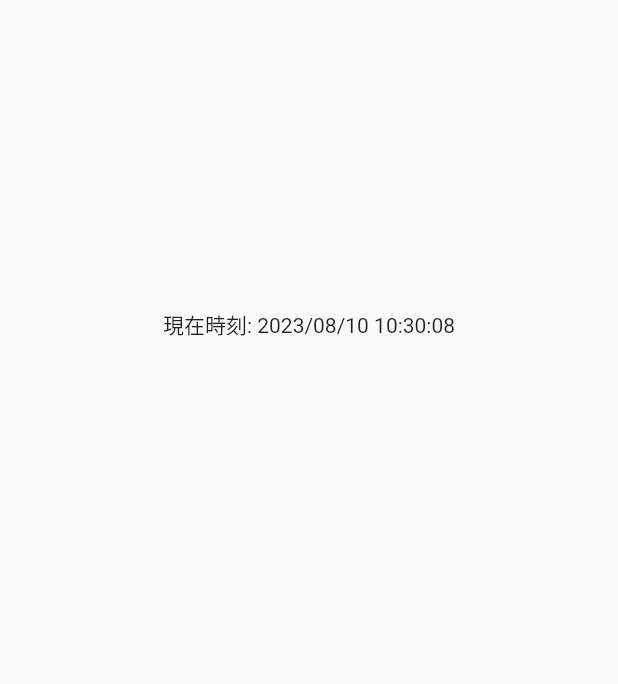
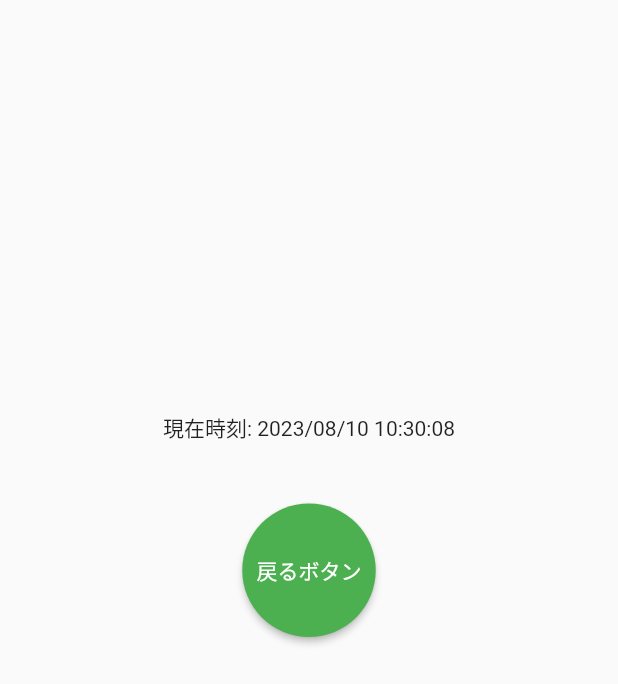
Before and after one commit to sakurakotubaki/FlutterDI, a Flutter app: the SecondScreen screen opened by its route, on a phone screen of 412 x 824 dp. Shown: the top 684 px of the screen. Run offline on Flutter 3.47's test engine with Material 2 defaults, Android fonts, the phone set to English and light mode, and no system bars; our stand-ins replace flutter_riverpod, go_router.

```diff
--- a/lib/screen/second_screen.dart
+++ b/lib/screen/second_screen.dart
@@ -1,6 +1,7 @@
 import 'package:di_app/common/datetime.dart';
 import 'package:flutter/material.dart';
 import 'package:flutter_riverpod/flutter_riverpod.dart';
+import 'package:go_router/go_router.dart';
 
 class SecondScreen extends ConsumerWidget {
   const SecondScreen({super.key});
@@ -14,8 +15,19 @@ class SecondScreen extends ConsumerWidget {
         width: MediaQuery.of(context).size.width,
         child: Column(
           children: [
-            SizedBox(height: MediaQuery.of(context).size.height / 4),
+            SizedBox(height: MediaQuery.of(context).size.height / 3),
             Text('現在時刻: ${DateTime.now().formatted}'),
+            const SizedBox(height: 40),
+            ElevatedButton(
+                style: ElevatedButton.styleFrom(
+                  shape: const CircleBorder(),
+                  padding: const EdgeInsets.all(34),
+                  backgroundColor: Colors.green,
+                ),
+                onPressed: () {
+                  context.pop();
+                },
+                child: const Text('戻るボタン')),
           ],
         ),
       ),
```
